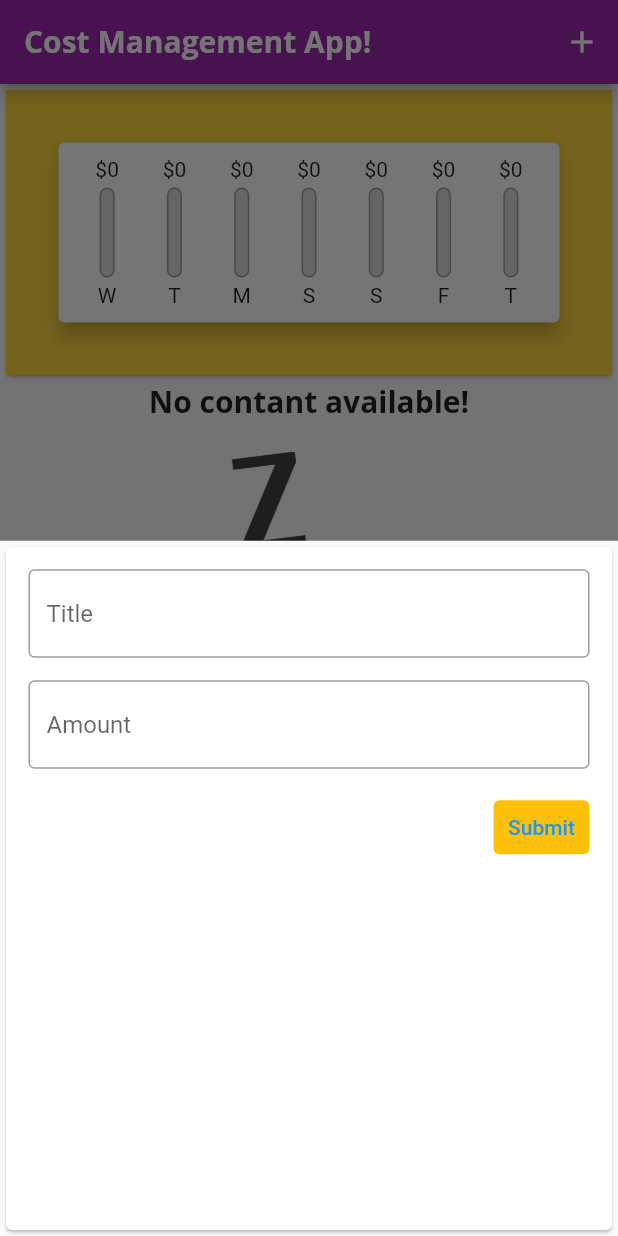
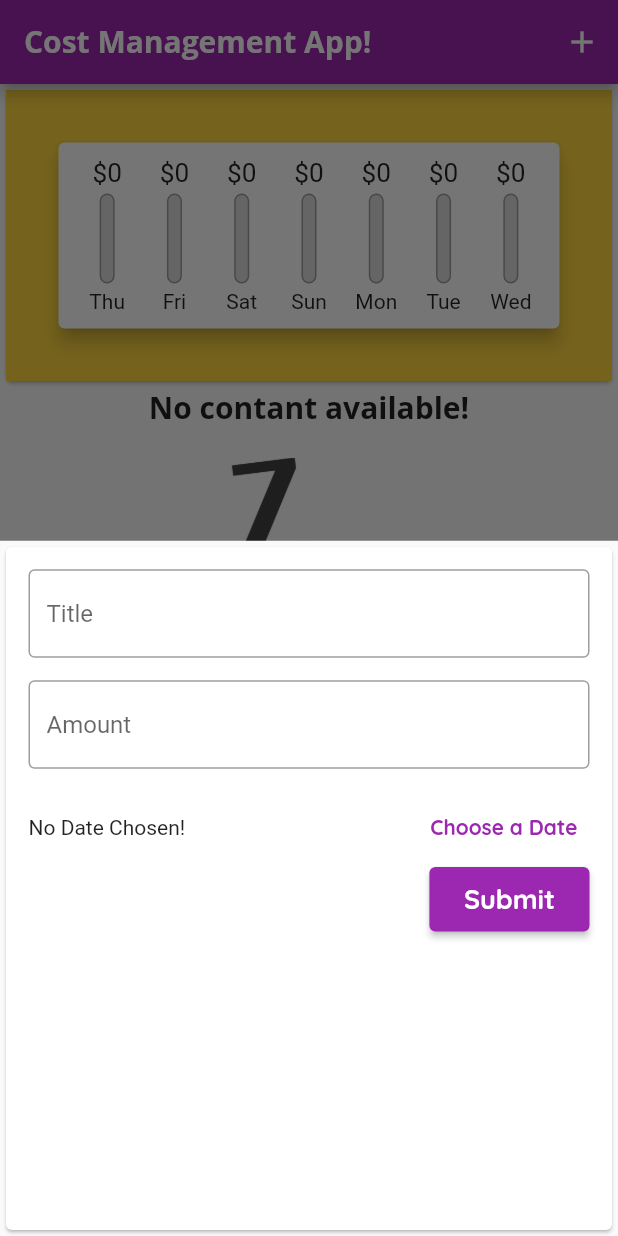
Before and after one commit to Shofiul735/CostManagementFlutter, a Flutter app: the screen it shows after launch, after a tap on the "add" icon, on a phone screen of 412 x 824 dp. Run offline on Flutter 3.47's test engine with Material 2 defaults, Android fonts, the phone set to English and light mode, and no system bars.

Commit message:
adding delete button in the list

```diff
--- a/cost_management/lib/main.dart
+++ b/cost_management/lib/main.dart
@@ -20,6 +20,9 @@
                 fontFamily: 'OpenSans',
                 fontWeight: FontWeight.bold,
                 fontSize: 20,
+              ),
+              button: const TextStyle(
+                color: Colors.white,
               ),
             ),
         appBarTheme: const AppBarTheme(
@@ -52,14 +55,21 @@
   //       id: "t2", title: "New Books", amount: 9.99, date: DateTime.now())
   // ];
   List<Transaction> transactions = [];
-  void addTransaction(String titleText, double amountTxt) {
+  void addTransaction(String titleText, double amountTxt, DateTime userDate) {
     var tx = Transaction(
-        id: DateTime.now().toString(),
-        title: titleText,
-        amount: amountTxt,
-        date: DateTime.now());
+      id: DateTime.now().toString(),
+      title: titleText,
+      amount: amountTxt,
+      date: userDate,
+    );
     setState(() {
       transactions.add(tx);
+    });
+  }
+
+  void deleteTransaction(String id) {
+    setState(() {
+      transactions.removeWhere((element) => element.id == id);
     });
   }
 
@@ -108,7 +118,7 @@
                 child: Chart(_recentTransactions),
               ),
             ),
-            TransactionCard(transactions),
+            TransactionCard(transactions, deleteTransaction),
           ],
         ),
       ),
--- a/cost_management/lib/widgets/chart.dart
+++ b/cost_management/lib/widgets/chart.dart
@@ -23,10 +23,10 @@ class Chart extends StatelessWidget {
       }
 
       return {
-        'day': DateFormat.E().format(weekDay).substring(0, 1),
+        'day': DateFormat.E().format(weekDay),
         'amount': sum,
       };
-    });
+    }).reversed.toList();
   }
 
   double get totalSpending {
--- a/cost_management/lib/widgets/chart_bar.dart
+++ b/cost_management/lib/widgets/chart_bar.dart
@@ -11,8 +11,11 @@ class ChartBar extends StatelessWidget {
   Widget build(BuildContext context) {
     return Column(
       children: <Widget>[
-        FittedBox(
-          child: Text('\$${spendingAmount.toStringAsFixed(0)}'),
+        Container(
+          height: 20,
+          child: FittedBox(
+            child: Text('\$${spendingAmount.toStringAsFixed(0)}'),
+          ),
         ),
         SizedBox(
           height: 4,
@@ -21,6 +24,7 @@ class ChartBar extends StatelessWidget {
           height: 60,
           width: 10,
           child: Stack(
+            alignment: Alignment.bottomCenter,
             children: <Widget>[
               Container(
                 decoration: BoxDecoration(
--- a/cost_management/lib/widgets/new_transaction.dart
+++ b/cost_management/lib/widgets/new_transaction.dart
@@ -1,4 +1,5 @@
 import 'package:flutter/material.dart';
+import 'package:intl/intl.dart';
 
 class NewTransaction extends StatefulWidget {
   Function inputHandler;
@@ -12,6 +13,20 @@ class NewTransaction extends StatefulWidget {
 class NewTransactionState extends State<NewTransaction> {
   final title = TextEditingController();
   final amount = TextEditingController();
+  DateTime? date;
+  void _showDatePicker() {
+    showDatePicker(
+      context: context,
+      initialDate: DateTime.now(),
+      firstDate: DateTime(DateTime.now().year),
+      lastDate: DateTime.now(),
+    ).then((value) {
+      if (value == null) return;
+      setState(() {
+        date = value;
+      });
+    });
+  }
 
   @override
   Widget build(BuildContext context) {
@@ -58,17 +73,46 @@ class NewTransactionState extends State<NewTransaction> {
                 ),
               ),
             ),
-            TextButton(
+            Row(
+              mainAxisAlignment: MainAxisAlignment.spaceBetween,
+              children: [
+                Text(
+                  date == null
+                      ? 'No Date Chosen!'
+                      : DateFormat.MMMMd().format(date!).toString(),
+                ),
+                TextButton(
+                  onPressed: _showDatePicker,
+                  child: const Text(
+                    'Choose a Date',
+                    style: TextStyle(
+                      fontWeight: FontWeight.bold,
+                    ),
+                  ),
+                ),
+              ],
+            ),
+            ElevatedButton(
               onPressed: () {
                 // print(title);
                 // print(amount);
-                widget.inputHandler(title.text, double.parse(amount.text));
+                widget.inputHandler(
+                    title.text, double.parse(amount.text), date);
                 Navigator.of(context).pop();
               },
-              child: const Text('Submit'),
-              style: TextButton.styleFrom(
-                primary: Colors.blue,
-                backgroundColor: Colors.amber,
+              child: const Padding(
+                padding: EdgeInsets.symmetric(vertical: 10, horizontal: 7),
+                child: Text(
+                  'Submit',
+                  style: TextStyle(
+                    fontWeight: FontWeight.bold,
+                    fontSize: 18,
+                  ),
+                ),
+              ),
+              style: ElevatedButton.styleFrom(
+                primary: Theme.of(context).primaryColor,
+                onPrimary: Theme.of(context).textTheme.button!.color,
               ),
             ),
           ],
--- a/cost_management/lib/widgets/transaction_card.dart
+++ b/cost_management/lib/widgets/transaction_card.dart
@@ -5,7 +5,8 @@ import '../models/transaction.dart';
 
 class TransactionCard extends StatelessWidget {
   final List<Transaction> transactions;
-  TransactionCard(this.transactions);
+  final Function deleteTransaction;
+  TransactionCard(this.transactions, this.deleteTransaction);
   @override
   Widget build(BuildContext context) {
     return Container(
@@ -67,6 +68,16 @@ class TransactionCard extends StatelessWidget {
                     subtitle: Text(
                       DateFormat.yMMMEd().format(transactions[index].date),
                     ),
+                    trailing: IconButton(
+                      icon: const Icon(
+                        Icons.delete_forever,
+                        size: 35,
+                      ),
+                      color: Theme.of(context).errorColor,
+                      onPressed: () {
+                        deleteTransaction(transactions[index].id);
+                      },
+                    ),
                   ),
                 );
               },
```
